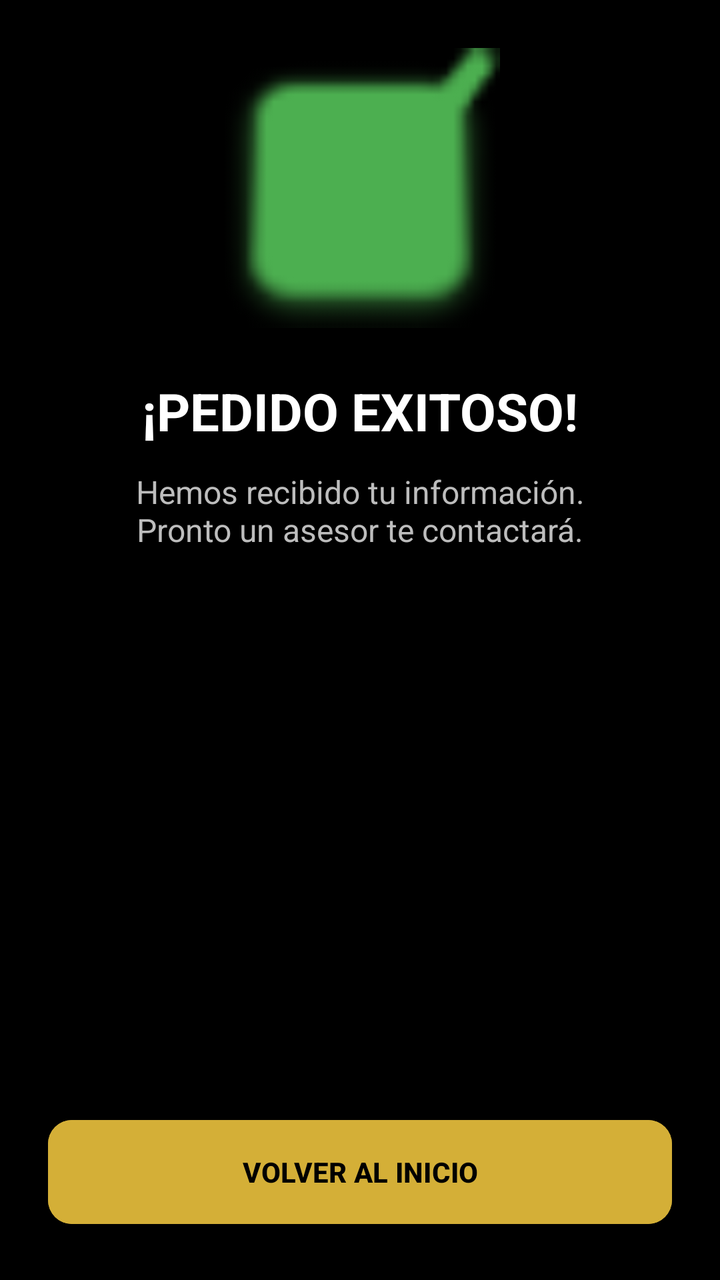
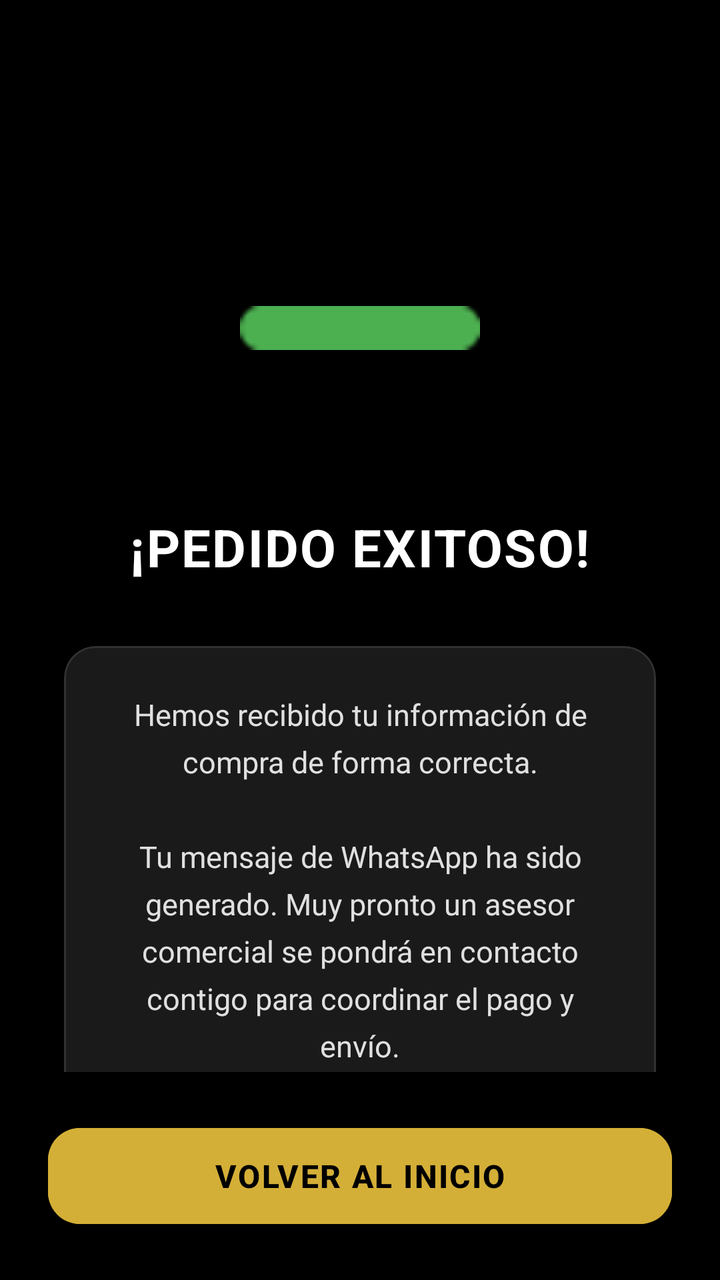

Screens rendered from an Android XML layout before and after an edit, with the pre-edit source and the edit as a unified diff.
<!-- AndroidManifest.xml: application theme Theme.GestionDeVentasOnlineSTORE_DANY -->
<!-- res/layout/activity_pedido.xml -->
<?xml version="1.0" encoding="utf-8"?>
<androidx.constraintlayout.widget.ConstraintLayout
    xmlns:android="http://schemas.android.com/apk/res/android"
    xmlns:app="http://schemas.android.com/apk/res-auto"
    xmlns:tools="http://schemas.android.com/tools"
    android:layout_width="match_parent"
    android:layout_height="match_parent"
    android:background="#000000"
    android:padding="24dp">

    
    <ImageView
        android:id="@+id/imgSuccess"
        android:layout_width="140dp"
        android:layout_height="140dp"
        app:srcCompat="@android:drawable/checkbox_on_background"
        app:tint="#4CAF50"
        app:layout_constraintTop_toTopOf="parent"
        app:layout_constraintBottom_toTopOf="@+id/tvGracias"
        app:layout_constraintStart_toStartOf="parent"
        app:layout_constraintEnd_toEndOf="parent"
        app:layout_constraintVertical_chainStyle="packed" />

    <TextView
        android:id="@+id/tvGracias"
        android:layout_width="wrap_content"
        android:layout_height="wrap_content"
        android:text="¡PEDIDO EXITOSO!"
        android:textColor="#FFFFFF"
        android:textSize="26sp"
        android:textStyle="bold"
        android:layout_marginTop="24dp"
        app:layout_constraintTop_toBottomOf="@id/imgSuccess"
        app:layout_constraintStart_toStartOf="parent"
        app:layout_constraintEnd_toEndOf="parent" />

    <TextView
        android:id="@+id/tvSubtitulo"
        android:layout_width="match_parent"
        android:layout_height="wrap_content"
        android:text="Hemos recibido tu información.\nPronto un asesor te contactará."
        android:textColor="#BDBDBD"
        android:textSize="16sp"
        android:gravity="center"
        android:layout_marginTop="12dp"
        app:layout_constraintTop_toBottomOf="@id/tvGracias"
        app:layout_constraintStart_toStartOf="parent"
        app:layout_constraintEnd_toEndOf="parent" />

    
    <com.google.android.material.button.MaterialButton
        android:id="@+id/btnVolverTienda"
        android:layout_width="match_parent"
        android:layout_height="60dp"
        android:text="VOLVER AL INICIO"
        android:textColor="#000000"
        android:textStyle="bold"
        app:cornerRadius="12dp"
        android:backgroundTint="#D4AF37"
        app:layout_constraintBottom_toBottomOf="parent" />

</androidx.constraintlayout.widget.ConstraintLayout>
<!-- resources referenced by this layout -->
<resources>
  <style name="Theme.GestionDeVentasOnlineSTORE_DANY" parent="Base.Theme.GestionDeVentasOnlineSTORE_DANY" />
  <style name="Base.Theme.GestionDeVentasOnlineSTORE_DANY" parent="Theme.Material3.DayNight.NoActionBar">
          
          
      </style>
</resources>

<!-- the commit's change to res/layout/activity_pedido.xml (unified diff, before → after) -->
@@ -8,55 +8,79 @@
     android:background="#000000"
     android:padding="24dp">
 
+    <ScrollView
+        android:layout_width="match_parent"
+        android:layout_height="0dp"
+        android:layout_marginBottom="24dp"
+        android:fillViewport="true"
+        android:scrollbars="none"
+        app:layout_constraintTop_toTopOf="parent"
+        app:layout_constraintBottom_toTopOf="@+id/btnVolverTienda">
+
+    <LinearLayout
+        android:layout_width="match_parent"
+        android:layout_height="wrap_content"
+        android:orientation="vertical"
+        android:gravity="center">
+
     
     <ImageView
         android:id="@+id/imgSuccess"
-        android:layout_width="140dp"
-        android:layout_height="140dp"
-        app:srcCompat="@android:drawable/checkbox_on_background"
-        app:tint="#4CAF50"
-        app:layout_constraintTop_toTopOf="parent"
-        app:layout_constraintBottom_toTopOf="@+id/tvGracias"
-        app:layout_constraintStart_toStartOf="parent"
-        app:layout_constraintEnd_toEndOf="parent"
-        app:layout_constraintVertical_chainStyle="packed" />
+        android:layout_width="120dp"
+        android:layout_height="120dp"
+        android:layout_marginTop="80dp"
+        app:srcCompat="@android:drawable/button_onoff_indicator_on"
+        app:tint="#4CAF50" />
 
     <TextView
         android:id="@+id/tvGracias"
         android:layout_width="wrap_content"
         android:layout_height="wrap_content"
+        android:layout_marginTop="32dp"
         android:text="¡PEDIDO EXITOSO!"
         android:textColor="#FFFFFF"
         android:textSize="26sp"
         android:textStyle="bold"
-        android:layout_marginTop="24dp"
-        app:layout_constraintTop_toBottomOf="@id/imgSuccess"
-        app:layout_constraintStart_toStartOf="parent"
-        app:layout_constraintEnd_toEndOf="parent" />
+        android:letterSpacing="0.03" />
 
-    <TextView
-        android:id="@+id/tvSubtitulo"
+    <com.google.android.material.card.MaterialCardView
         android:layout_width="match_parent"
         android:layout_height="wrap_content"
-        android:text="Hemos recibido tu información.\nPronto un asesor te contactará."
-        android:textColor="#BDBDBD"
-        android:textSize="16sp"
-        android:gravity="center"
-        android:layout_marginTop="12dp"
-        app:layout_constraintTop_toBottomOf="@id/tvGracias"
-        app:layout_constraintStart_toStartOf="parent"
-        app:layout_constraintEnd_toEndOf="parent" />
+        android:layout_marginTop="32dp"
+        android:layout_marginHorizontal="8dp"
+        app:cardBackgroundColor="#1AFFFFFF"
+        app:cardCornerRadius="16dp"
+        app:strokeWidth="1dp"
+        app:strokeColor="#1AFFFFFF">
 
-    
+        <TextView
+            android:id="@+id/tvSubtitulo"
+            android:layout_width="match_parent"
+            android:layout_height="wrap_content"
+            android:padding="24dp"
+            android:text="Hemos recibido tu información de compra de forma correcta.\n\nTu mensaje de WhatsApp ha sido generado. Muy pronto un asesor comercial se pondrá en contacto contigo para coordinar el pago y envío."
+            android:textColor="#E0E0E0"
+            android:textSize="15sp"
+            android:lineSpacingExtra="6dp"
+            android:gravity="center" />
+
+    </com.google.android.material.card.MaterialCardView>
+
+    </LinearLayout>
+    </ScrollView>
+
     <com.google.android.material.button.MaterialButton
         android:id="@+id/btnVolverTienda"
         android:layout_width="match_parent"
-        android:layout_height="60dp"
+        android:layout_height="56dp"
         android:text="VOLVER AL INICIO"
         android:textColor="#000000"
+        android:textSize="16sp"
         android:textStyle="bold"
-        app:cornerRadius="12dp"
+        android:letterSpacing="0.05"
+        app:cornerRadius="16dp"
         android:backgroundTint="#D4AF37"
+        app:elevation="4dp"
         app:layout_constraintBottom_toBottomOf="parent" />
 
 </androidx.constraintlayout.widget.ConstraintLayout>
